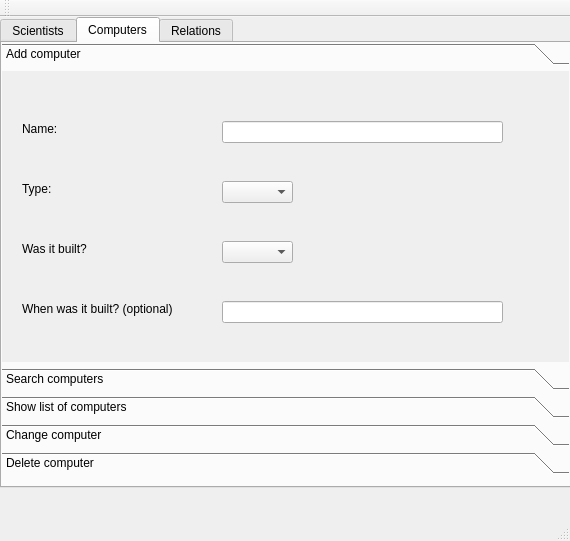
Old version of the form week3/mainwindow.ui in the repository jonsig/verklegt-namskeid-1.
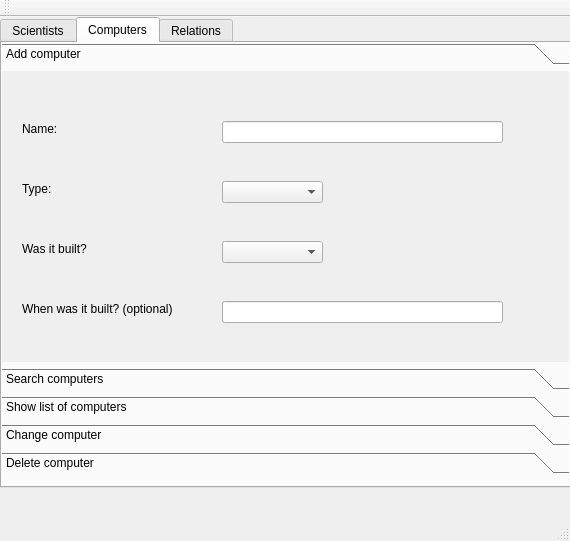
New version of the form. The open tabs and pages were chosen to show the change.

Commit message: dropdown gluggar í computer

```diff
--- a/week3/mainwindow.ui
+++ b/week3/mainwindow.ui
@@ -432,8 +432,8 @@
         <rect>
          <x>0</x>
          <y>0</y>
-         <width>100</width>
-         <height>30</height>
+         <width>571</width>
+         <height>261</height>
         </rect>
        </property>
        <attribute name="label">
@@ -526,7 +526,7 @@
          <rect>
           <x>220</x>
           <y>110</y>
-          <width>71</width>
+          <width>101</width>
           <height>22</height>
          </rect>
         </property>
@@ -536,7 +536,7 @@
          <rect>
           <x>220</x>
           <y>170</y>
-          <width>71</width>
+          <width>101</width>
           <height>22</height>
          </rect>
         </property>
```
Left out of the diff: 10 changed lines with no effect on the pictures. The commit also changes 1 other file.
